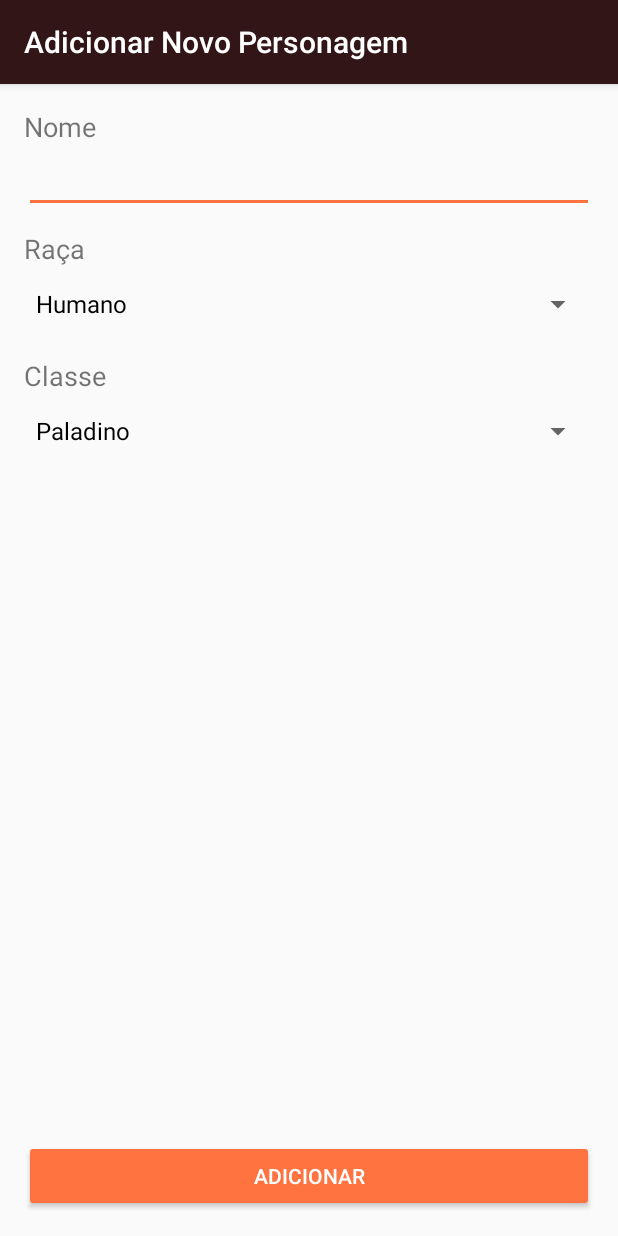
After one commit to NthlLima/ProjetoFinal, an Android app: the AdicionarActivity screen opened directly, with no data from a screen before it, on a phone screen of 412 x 824 dp. The commit adds this screen. Run offline under Robolectric (Android 15) with nearby library versions, the phone set to English and light mode, and no system bars.

Commit message:
Adicionando Classes (Controller, DBAdapter, DB)

```diff
--- a/app/src/main/AndroidManifest.xml
+++ b/app/src/main/AndroidManifest.xml
@@ -18,6 +18,9 @@
                 <category android:name="android.intent.category.LAUNCHER" />
             </intent-filter>
         </activity>
+        <activity android:name=".AdicionarActivity"
+                  android:label="Adicionar Novo Personagem">
+    </activity>
     </application>
 
 </manifest>
--- /dev/null
+++ b/app/src/main/java/com/example/nathalia/projetofinal/AdicionarActivity.java
@@ -0,0 +1,68 @@
+package com.example.nathalia.projetofinal;
+
+import android.support.v7.app.AppCompatActivity;
+import android.os.Bundle;
+import android.view.View;
+import android.widget.ArrayAdapter;
+import android.widget.Button;
+import android.widget.EditText;
+import android.widget.Spinner;
+import java.util.ArrayList;
+
+public class AdicionarActivity extends AppCompatActivity implements View.OnClickListener {
+    private EditText editNome;
+    private Spinner spnRaca, spnClasse;
+    private Button btnAdd;
+    private ArrayAdapter<String> adpClasse, adpRaca;
+    private Controller ctrl = new Controller(this);
+
+    @Override
+    protected void onCreate(Bundle savedInstanceState) {
+        super.onCreate(savedInstanceState);
+        setContentView(R.layout.activity_adicionar);
+
+
+        editNome = (EditText)findViewById(R.id.editNome);
+        spnRaca = (Spinner)findViewById(R.id.spnRaca);
+        adpRaca = new ArrayAdapter<String>(this, android.R.layout.simple_spinner_dropdown_item);
+        adpRaca.setDropDownViewResource(android.R.layout.simple_spinner_dropdown_item);
+
+
+        adpRaca.add("Humano");
+        adpRaca.add("Sulfure");
+        adpRaca.add("Anão");
+        adpRaca.add("Dríade");
+        adpRaca.add("Elfo");
+        spnRaca.setAdapter(adpRaca);
+
+        spnClasse = (Spinner)findViewById(R.id.spnClasse);
+        adpClasse = new ArrayAdapter<String>(this, android.R.layout.simple_spinner_dropdown_item);
+        adpClasse.setDropDownViewResource(android.R.layout.simple_spinner_dropdown_item);
+        adpClasse.add("Paladino");
+        adpClasse.add("Druída");
+        adpClasse.add("Mago");
+        adpClasse.add("Samurai");
+        adpClasse.add("Ladino");
+        spnClasse.setAdapter(adpClasse);
+
+
+        btnAdd = (Button)findViewById(R.id.btnAdd);
+        btnAdd.setOnClickListener(this);
+    }
+
+    public void onClick(View v) {
+        if(v == btnAdd) {
+            salvar();
+            finish();
+        }
+    }
+
+    public void salvar(){
+        ArrayList<String> dados = new ArrayList<>();
+        dados.add(editNome.getText().toString());
+        dados.add(spnClasse.getSelectedItem().toString());
+        dados.add(spnRaca.getSelectedItem().toString());
+        ctrl.salvar(dados);
+    }
+
+}
--- /dev/null
+++ b/app/src/main/java/com/example/nathalia/projetofinal/Controller.java
@@ -0,0 +1,18 @@
+package com.example.nathalia.projetofinal;
+
+import android.content.Context;
+import java.util.ArrayList;
+
+
+public class Controller {
+    private DBAdapter dbAdp;
+
+    public Controller(Context ctx){
+        dbAdp = new DBAdapter(ctx);
+    }
+
+    public void salvar(ArrayList<String> dados){
+       dbAdp.addPerson(dados);
+    }
+
+}
--- /dev/null
+++ b/app/src/main/res/layout/activity_adicionar.xml
@@ -0,0 +1,75 @@
+<?xml version="1.0" encoding="utf-8"?>
+<RelativeLayout xmlns:android="http://schemas.android.com/apk/res/android"
+    xmlns:tools="http://schemas.android.com/tools"
+    android:id="@+id/activity_adicionar"
+    android:layout_width="match_parent"
+    android:layout_height="match_parent"
+    android:paddingBottom="@dimen/activity_vertical_margin"
+    android:paddingLeft="@dimen/activity_horizontal_margin"
+    android:paddingRight="@dimen/activity_horizontal_margin"
+    android:paddingTop="@dimen/activity_vertical_margin"
+    tools:context="com.example.nathalia.projetofinal.AdicionarActivity">
+
+    <TextView
+        android:text="Nome"
+        android:layout_width="wrap_content"
+        android:layout_height="wrap_content"
+        android:layout_alignParentTop="true"
+        android:layout_alignParentStart="true"
+        android:id="@+id/addNome"
+        android:textSize="18sp" />
+
+    <EditText
+        android:layout_width="wrap_content"
+        android:layout_height="wrap_content"
+        android:inputType="textPersonName"
+        android:ems="10"
+        android:layout_below="@+id/addNome"
+        android:layout_alignParentStart="true"
+        android:id="@+id/editNome"
+        android:layout_alignParentEnd="true" />
+
+    <TextView
+        android:text="Classe"
+        android:layout_width="wrap_content"
+        android:layout_height="wrap_content"
+        android:layout_below="@+id/spnRaca"
+        android:layout_marginTop="10dp"
+        android:id="@+id/addClasse"
+        android:textSize="18sp"
+        android:layout_alignParentStart="true" />
+
+    <TextView
+        android:text="Raça"
+        android:layout_width="wrap_content"
+        android:layout_height="wrap_content"
+        android:id="@+id/addRaca"
+        android:textSize="18sp"
+        android:layout_below="@+id/editNome"
+        android:layout_alignParentStart="true"
+        android:layout_marginTop="11dp" />
+
+    <Spinner
+        android:layout_width="match_parent"
+        android:id="@+id/spnRaca"
+        android:layout_height="50sp"
+        android:layout_below="@+id/addRaca"
+        android:layout_alignParentStart="true" />
+
+    <Spinner
+        android:layout_width="match_parent"
+        android:layout_height="50sp"
+        android:layout_below="@+id/addClasse"
+        android:layout_alignParentStart="true"
+        android:id="@+id/spnClasse" />
+
+    <Button
+        android:text="Adicionar"
+        android:layout_width="match_parent"
+        android:layout_height="wrap_content"
+        android:id="@+id/btnAdd"
+        android:backgroundTint="@color/colorAccent"
+        android:textColor="@android:color/background_light"
+        android:layout_alignParentBottom="true"
+        android:layout_alignParentStart="true" />
+</RelativeLayout>
```
Also changed, not shown: app/src/main/java/com/example/nathalia/projetofinal/DBAdapter.java (added, +29 -0 lines), app/src/main/java/com/example/nathalia/projetofinal/DataBase.java (added, +27 -0 lines), app/src/main/java/com/example/nathalia/projetofinal/MainActivity.java (+8 -11 lines), app/src/main/java/com/example/nathalia/projetofinal/Personagem.java (added, +29 -0 lines).
